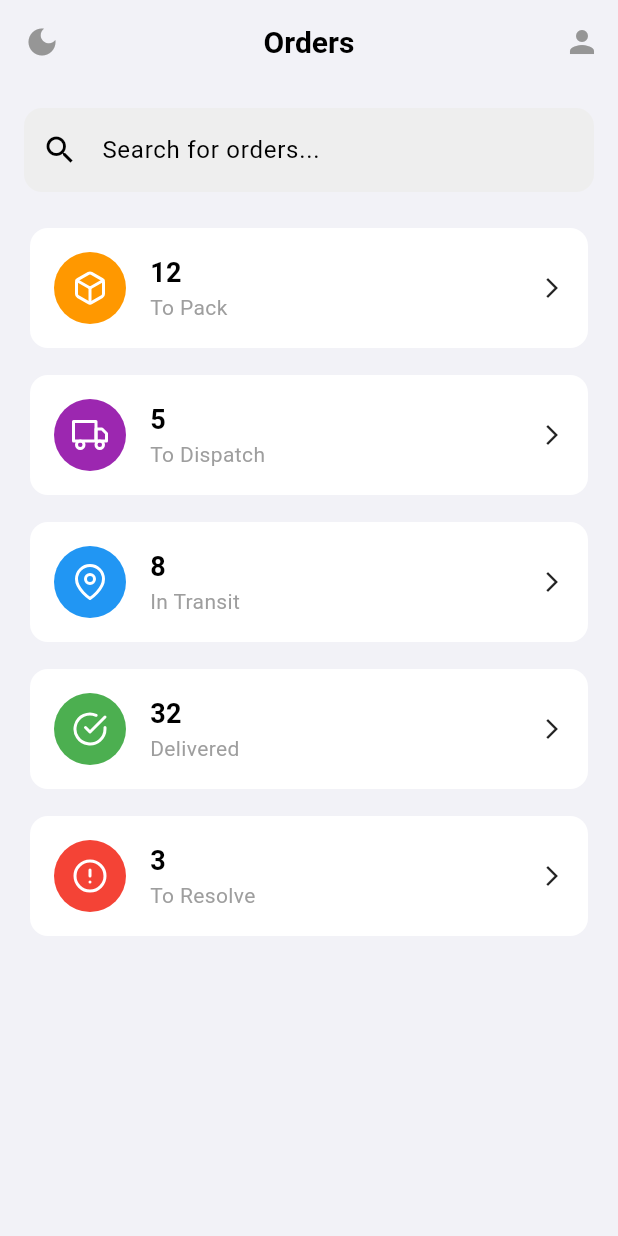
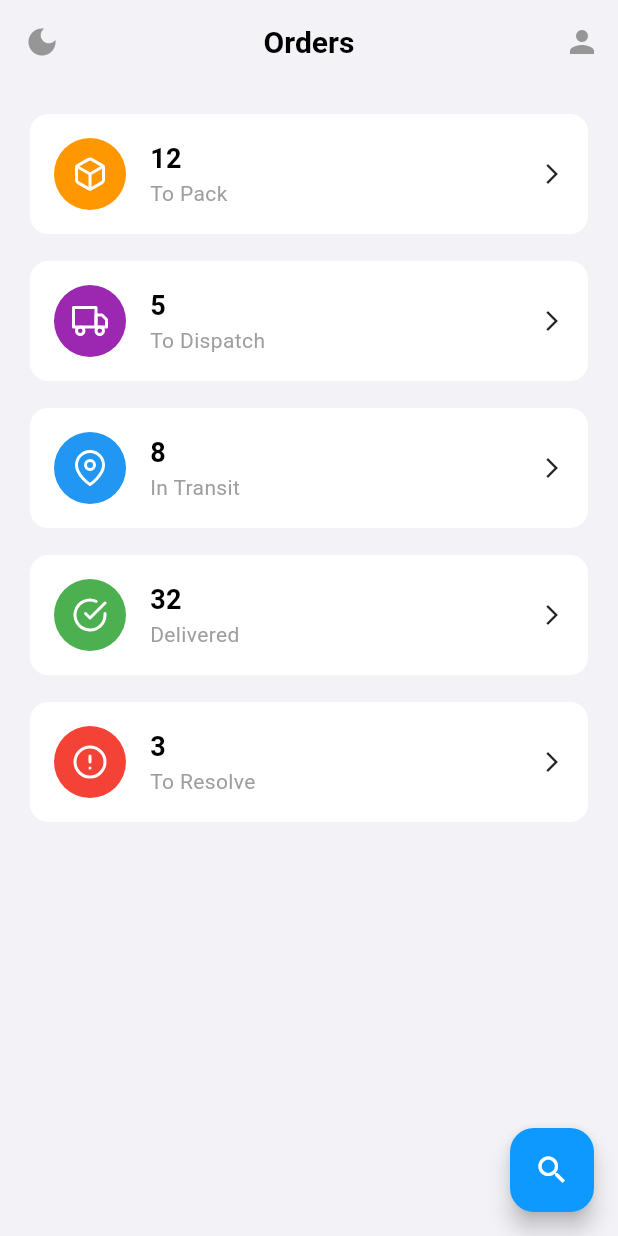
Before and after one commit to SimpliMinimalist/dozo, a Flutter app: the screen it shows after launch, on a phone screen of 412 x 824 dp. Run offline on Flutter 3.47's test engine with Material 3 defaults, Android fonts, the phone set to English and light mode, and no system bars; our stand-ins replace flutter_svg.

Commit message:
feat: Implement UI and functionality for the orders screen

```diff
--- a/lib/app.dart
+++ b/lib/app.dart
@@ -3,7 +3,7 @@ import 'package:provider/provider.dart';
 import 'package:myapp/core/services/theme_provider.dart';
 import 'package:myapp/core/themes/light_theme.dart';
 import 'package:myapp/core/themes/dark_theme.dart';
-import 'package:myapp/features/orders/views/orders_screen.dart';
+import 'package:myapp/features/orders/presentation/views/orders_screen.dart';
 
 class MyApp extends StatelessWidget {
   const MyApp({super.key});
--- a/lib/core/themes/dark_theme.dart
+++ b/lib/core/themes/dark_theme.dart
@@ -15,5 +15,10 @@ final darkTheme = ThemeData(
     primary: primaryDark,
     secondary: primaryDark,
     surface: surfaceDark,
+    onSurface: textDark,
+  ),
+  inputDecorationTheme: const InputDecorationTheme(
+    fillColor: surfaceDark,
+    hintStyle: TextStyle(color: textDark,)
   ),
 );
--- a/lib/core/themes/light_theme.dart
+++ b/lib/core/themes/light_theme.dart
@@ -16,5 +16,10 @@ final lightTheme = ThemeData(
     primary: primaryLight,
     secondary: primaryLight,
     surface: surfaceLight,
+    onSurface: textLight,
+  ),
+  inputDecorationTheme: const InputDecorationTheme(
+    fillColor: surfaceLight,
+    hintStyle: TextStyle(color: textLight,)
   ),
 );
--- a/lib/features/orders/presentation/views/orders_screen.dart
+++ b/lib/features/orders/presentation/views/orders_screen.dart
@@ -1,20 +1,83 @@
 import 'package:flutter/material.dart';
-import 'package:myapp/features/orders/presentation/widgets/search_bar.dart';
+import 'package:provider/provider.dart';
+import 'package:myapp/core/services/theme_provider.dart';
+import 'package:myapp/features/orders/presentation/widgets/order_summary_card.dart';
 
 class OrdersScreen extends StatelessWidget {
   const OrdersScreen({super.key});
 
   @override
   Widget build(BuildContext context) {
-    return Column(
-      children: const [
-        OrdersSearchBar(),
-        Expanded(
-          child: Center(
-            child: Text('Orders Screen'),
+    final themeProvider = Provider.of<ThemeProvider>(context);
+    return Scaffold(
+      appBar: AppBar(
+        title: const Text('Orders'),
+        centerTitle: true,
+        leading: IconButton(
+          icon: Icon(themeProvider.themeMode == ThemeMode.dark ? Icons.light_mode : Icons.dark_mode),
+          onPressed: () => themeProvider.toggleTheme(),
+          tooltip: 'Toggle Theme',
+        ),
+        actions: [
+          IconButton(
+            icon: const Icon(Icons.person),
+            onPressed: () {},
           ),
+        ],
+      ),
+      body: Padding(
+        padding: const EdgeInsets.all(16.0),
+        child: Column(
+          children: [
+            Expanded(
+              child: ListView(
+                children: const [
+                  OrderSummaryCard(
+                    iconPath: 'assets/icons/box.svg',
+                    iconColor: Colors.orange,
+                    count: '12',
+                    title: 'To Pack',
+                  ),
+                  SizedBox(height: 10),
+                  OrderSummaryCard(
+                    iconPath: 'assets/icons/truck.svg',
+                    iconColor: Colors.purple,
+                    count: '5',
+                    title: 'To Dispatch',
+                  ),
+                  SizedBox(height: 10),
+                  OrderSummaryCard(
+                    iconPath: 'assets/icons/map-pin.svg',
+                    iconColor: Colors.blue,
+                    count: '8',
+                    title: 'In Transit',
+                  ),
+                  SizedBox(height: 10),
+                  OrderSummaryCard(
+                    iconPath: 'assets/icons/check-circle.svg',
+                    iconColor: Colors.green,
+                    count: '32',
+                    title: 'Delivered',
+                  ),
+                  SizedBox(height: 10),
+                  OrderSummaryCard(
+                    iconPath: 'assets/icons/alert-circle.svg',
+                    iconColor: Colors.red,
+                    count: '3',
+                    title: 'To Resolve',
+                  ),
+                ],
+              ),
+            ),
+          ],
         ),
-      ],
+      ),
+      floatingActionButton: FloatingActionButton(
+        onPressed: () {
+          // Add your onPressed code here!
+        },
+        child: const Icon(Icons.search),
+      ),
     );
   }
 }
--- a/lib/features/orders/views/orders_screen.dart
+++ /dev/null
@@ -1,80 +0,0 @@
-import 'package:flutter/material.dart';
-import 'package:provider/provider.dart';
-import 'package:myapp/core/services/theme_provider.dart';
-import 'package:myapp/features/orders/widgets/order_summary_card.dart';
-import 'package:myapp/features/orders/widgets/search_bar.dart';
-
-class OrdersScreen extends StatelessWidget {
-  const OrdersScreen({super.key});
-
-  @override
-  Widget build(BuildContext context) {
-    final themeProvider = Provider.of<ThemeProvider>(context);
-    return Scaffold(
-      appBar: AppBar(
-        title: const Text('Orders'),
-        centerTitle: true,
-        leading: IconButton(
-          icon: Icon(themeProvider.themeMode == ThemeMode.dark ? Icons.light_mode : Icons.dark_mode),
-          onPressed: () => themeProvider.toggleTheme(),
-          tooltip: 'Toggle Theme',
-        ),
-        actions: [
-          IconButton(
-            icon: const Icon(Icons.person),
-            onPressed: () {},
-          ),
-        ],
-      ),
-      body: Padding(
-        padding: const EdgeInsets.all(16.0),
-        child: Column(
-          children: [
-            const SearchBarWidget(),
-            const SizedBox(height: 20),
-            Expanded(
-              child: ListView(
-                children: const [
-                  OrderSummaryCard(
-                    iconPath: 'assets/icons/box.svg',
-                    iconColor: Colors.orange,
-                    count: '12',
-                    title: 'To Pack',
-                  ),
-                  SizedBox(height: 10),
-                  OrderSummaryCard(
-                    iconPath: 'assets/icons/truck.svg',
-                    iconColor: Colors.purple,
-                    count: '5',
-                    title: 'To Dispatch',
-                  ),
-                  SizedBox(height: 10),
-                  OrderSummaryCard(
-                    iconPath: 'assets/icons/map-pin.svg',
-                    iconColor: Colors.blue,
-                    count: '8',
-                    title: 'In Transit',
-                  ),
-                  SizedBox(height: 10),
-                  OrderSummaryCard(
-                    iconPath: 'assets/icons/check-circle.svg',
-                    iconColor: Colors.green,
-                    count: '32',
-                    title: 'Delivered',
-                  ),
-                  SizedBox(height: 10),
-                  OrderSummaryCard(
-                    iconPath: 'assets/icons/alert-circle.svg',
-                    iconColor: Colors.red,
-                    count: '3',
-                    title: 'To Resolve',
-                  ),
-                ],
-              ),
-            ),
-          ],
-        ),
-      ),
-    );
-  }
-}
--- a/lib/features/orders/widgets/search_bar.dart
+++ /dev/null
@@ -1,23 +0,0 @@
-import 'package:flutter/material.dart';
-
-class SearchBarWidget extends StatelessWidget {
-  const SearchBarWidget({super.key});
-
-  @override
-  Widget build(BuildContext context) {
-    return TextField(
-      decoration: InputDecoration(
-        hintText: 'Search for orders...',
-        prefixIcon: const Icon(Icons.search),
-        border: OutlineInputBorder(
-          borderRadius: BorderRadius.circular(12.0),
-          borderSide: BorderSide.none,
-        ),
-        filled: true,
-        fillColor: Theme.of(context).brightness == Brightness.dark
-            ? Colors.grey[800]
-            : Colors.grey[200],
-      ),
-    );
-  }
-}
```
Also changed, not shown: lib/core/themes/theme_extension.dart (+4 -9 lines), lib/features/orders/presentation/widgets/search_bar.dart (+17 -26 lines), lib/features/orders/presentation/widgets/order_summary_card.dart (renamed from lib/features/orders/widgets/order_summary_card.dart).
